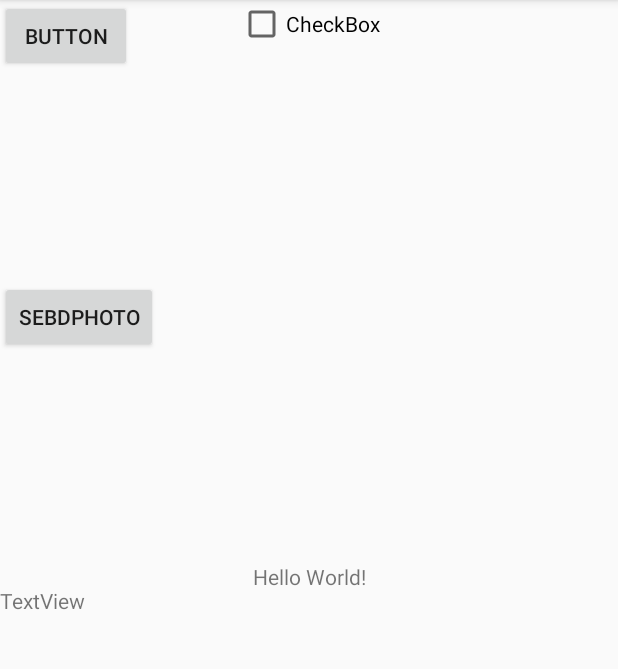
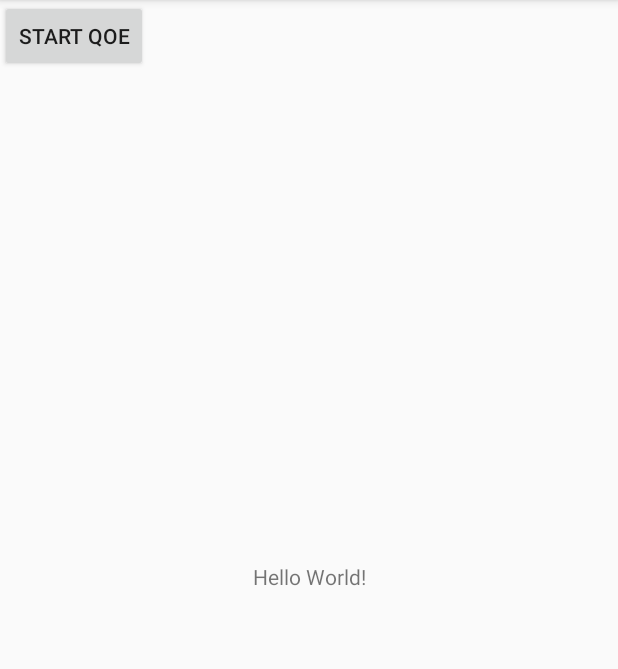
Before and after one commit to ahderakhshan/QOEBale, an Android app: the screen it shows after launch (MainActivity), on a phone screen of 412 x 824 dp, the part 84-753 px from its top. Run offline under Robolectric (Android 15) with nearby library versions, the phone set to English and light mode, and no system bars; libraries missing offline, so code that uses them is left out: com.example.chonto; 1 statement that could not run was skipped.

Commit message:
v0.0.1 project

```diff
--- a/app/src/main/res/layout/activity_main.xml
+++ b/app/src/main/res/layout/activity_main.xml
@@ -17,39 +17,15 @@
         app:layout_constraintTop_toTopOf="parent" />
 
     <Button
-        android:id="@+id/button"
+        android:id="@+id/button4"
         android:layout_width="wrap_content"
         android:layout_height="wrap_content"
-        android:text="Button"
-        tools:layout_editor_absoluteX="229dp"
-        tools:layout_editor_absoluteY="186dp" />
+        android:text="Start QOE" />
 
-    <CheckBox
-        android:id="@+id/checkBox"
+    <android.support.constraint.helper.Layer
+        android:id="@+id/layer"
         android:layout_width="wrap_content"
         android:layout_height="wrap_content"
-        android:text="CheckBox"
-        app:layout_constraintEnd_toEndOf="parent"
-        app:layout_constraintHorizontal_bias="0.5"
-        app:layout_constraintStart_toStartOf="parent"
-        tools:layout_editor_absoluteY="110dp" />
-
-    <TextView
-        android:id="@+id/textView"
-        android:layout_width="wrap_content"
-        android:layout_height="wrap_content"
-        android:text="TextView"
-        app:layout_constraintBottom_toBottomOf="parent"
-        app:layout_constraintTop_toBottomOf="@+id/checkBox"
-        tools:layout_editor_absoluteX="105dp" />
-
-    <Button
-        android:id="@+id/button2"
-        android:layout_width="wrap_content"
-        android:layout_height="wrap_content"
-        android:text="sebdphoto"
-        app:layout_constraintBottom_toTopOf="@+id/textView2"
-        app:layout_constraintTop_toBottomOf="@+id/button"
-        tools:layout_editor_absoluteX="223dp" />
+        app:constraint_referenced_ids="button4" />
 
 </android.support.constraint.ConstraintLayout>
--- a/gradle.properties
+++ b/gradle.properties
@@ -13,3 +13,4 @@ org.gradle.jvmargs=-Xmx2048m -Dfile.encoding=UTF-8
 # org.gradle.parallel=true
 # Kotlin code style for this project: "official" or "obsolete":
 kotlin.code.style=official
+android.useAndroidX=true
```
Also changed, not shown: app/build.gradle (+8 -1 lines), app/src/main/java/com/example/qoebale/BaleApiClient.kt (+92 -11 lines), app/src/main/java/com/example/qoebale/MainActivity.kt (+65 -21 lines), 1 other file.
